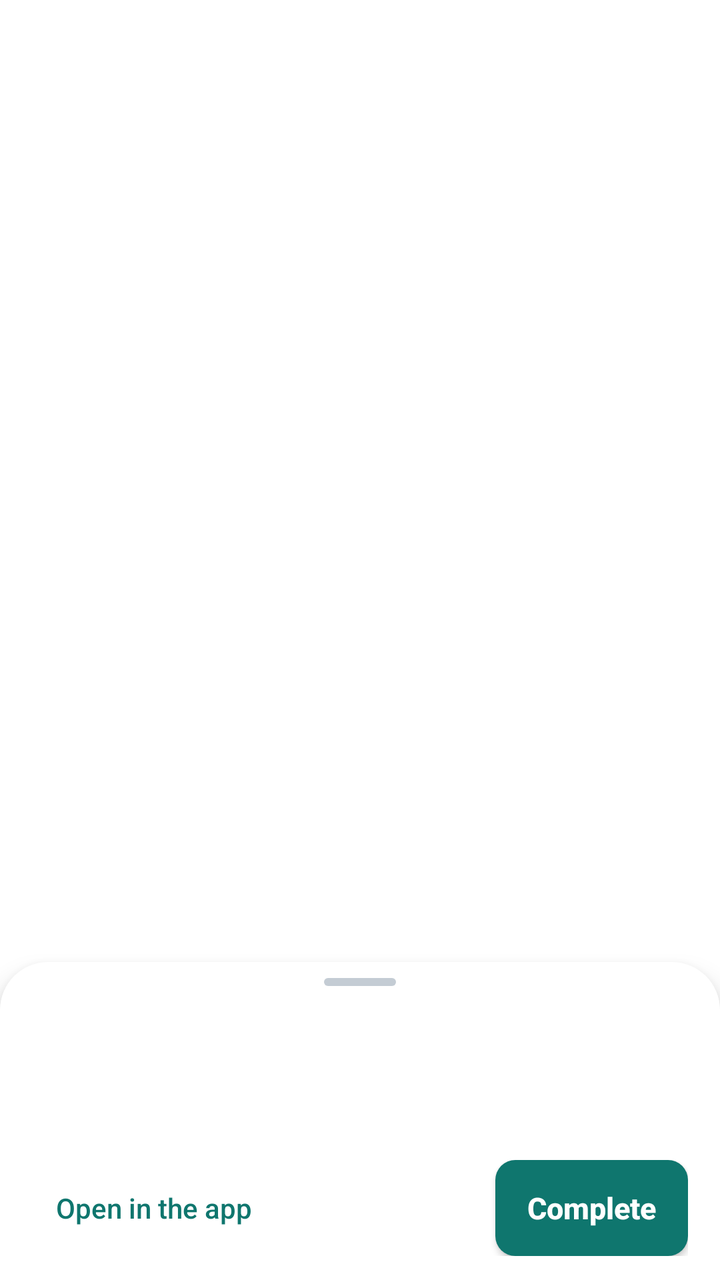
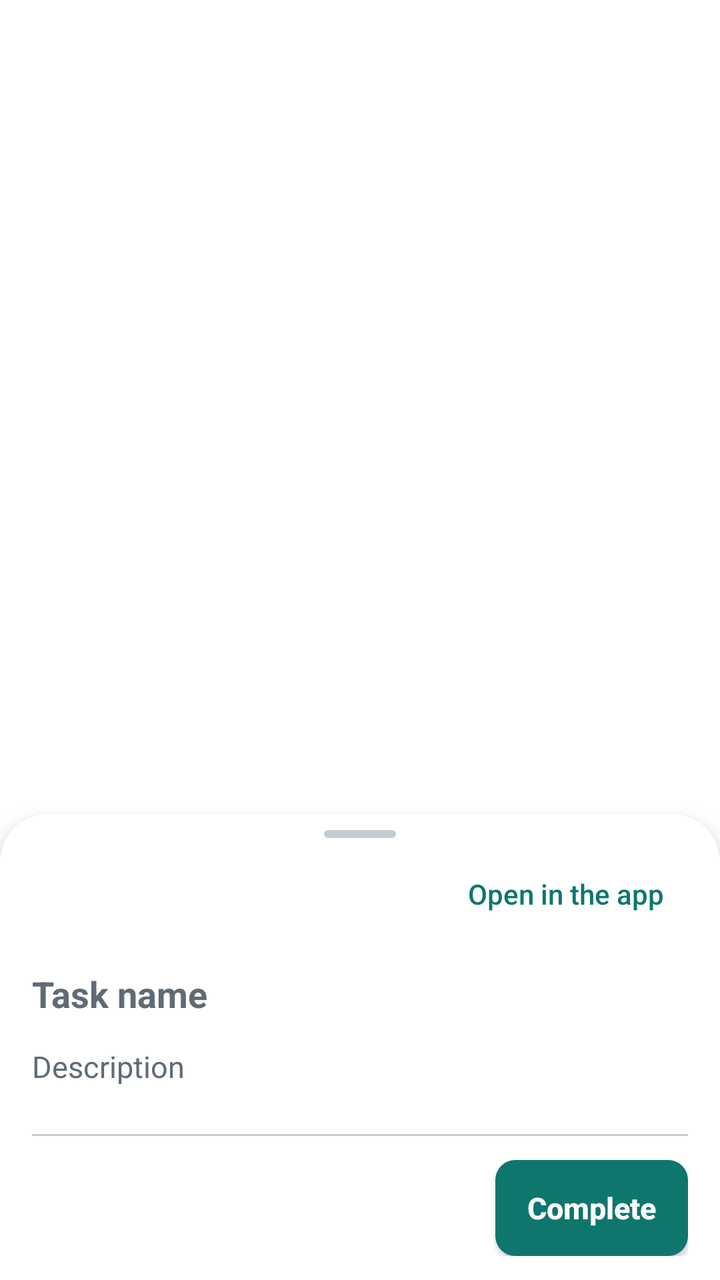

The first picture is an Android layout as it rendered before a commit; the second is the same layout after the commit. The layout source and the unified diff follow.
<!-- AndroidManifest.xml: activity theme Theme.Tickory.QuickAdd -->
<!-- res/layout/activity_task_popup.xml -->
<?xml version="1.0" encoding="utf-8"?>
<FrameLayout xmlns:android="http://schemas.android.com/apk/res/android"
    xmlns:tools="http://schemas.android.com/tools"
    android:id="@+id/popup_root"
    android:layout_width="match_parent"
    android:layout_height="match_parent"
    android:importantForAccessibility="no"
    tools:ignore="MergeRootFrame">

    <LinearLayout
        android:id="@+id/popup_sheet"
        android:layout_width="match_parent"
        android:layout_height="wrap_content"
        android:layout_gravity="bottom|center_horizontal"
        android:accessibilityPaneTitle="@string/popup_title"
        android:background="@drawable/quick_sheet"
        android:clickable="true"
        android:elevation="8dp"
        android:focusable="false"
        android:orientation="vertical"
        android:paddingStart="16dp"
        android:paddingTop="8dp"
        android:paddingEnd="16dp"
        android:paddingBottom="12dp"
        tools:ignore="UselessParent"
        tools:targetApi="28">

        <View
            android:layout_width="36dp"
            android:layout_height="4dp"
            android:layout_gravity="center_horizontal"
            android:layout_marginBottom="8dp"
            android:background="@drawable/quick_handle"
            android:importantForAccessibility="no" />

        <TextView
            android:id="@+id/popup_content"
            android:layout_width="match_parent"
            android:layout_height="wrap_content"
            android:minHeight="48dp"
            android:paddingTop="8dp"
            android:paddingBottom="4dp"
            android:textColor="@color/text"
            android:textSize="18sp"
            android:textStyle="bold" />

        <TextView
            android:id="@+id/popup_meta"
            android:layout_width="match_parent"
            android:layout_height="wrap_content"
            android:paddingBottom="12dp"
            android:textColor="@color/text_soft"
            android:textSize="14sp" />

        <LinearLayout
            android:layout_width="match_parent"
            android:layout_height="wrap_content"
            android:gravity="center_vertical"
            android:orientation="horizontal">

            <Button
                android:id="@+id/popup_open_app"
                style="?android:attr/borderlessButtonStyle"
                android:layout_width="wrap_content"
                android:layout_height="wrap_content"
                android:minWidth="48dp"
                android:minHeight="48dp"
                android:text="@string/quick_open_app"
                android:textAllCaps="false"
                android:textColor="@color/brand"
                android:textSize="14sp" />

            <Space
                android:layout_width="0dp"
                android:layout_height="0dp"
                android:layout_weight="1" />

            <Button
                android:id="@+id/popup_complete"
                android:layout_width="wrap_content"
                android:layout_height="wrap_content"
                android:background="@drawable/button_primary"
                android:minWidth="96dp"
                android:minHeight="48dp"
                android:paddingStart="16dp"
                android:paddingEnd="16dp"
                android:text="@string/popup_complete"
                android:textAllCaps="false"
                android:textColor="@color/on_brand"
                android:textSize="15sp"
                android:textStyle="bold" />
        </LinearLayout>
    </LinearLayout>
</FrameLayout>
<!-- resources referenced by this layout -->
<resources>
  <color name="brand">#0F766E</color>
  <color name="on_brand">#FFFFFF</color>
  <color name="text">#1C1F23</color>
  <color name="text_soft">#5F6B76</color>
  <!-- drawable button_primary (drawable) -->
  <?xml version="1.0" encoding="utf-8"?>
  <ripple xmlns:android="http://schemas.android.com/apk/res/android"
      android:color="?android:attr/colorControlHighlight">
      <item>
          <shape android:shape="rectangle">
              <corners android:radius="10dp" />
              <solid android:color="@color/brand" />
          </shape>
      </item>
  </ripple>
  <!-- drawable quick_handle (drawable) -->
  <?xml version="1.0" encoding="utf-8"?>
  <shape xmlns:android="http://schemas.android.com/apk/res/android" android:shape="rectangle">
      <corners android:radius="2dp" />
      <solid android:color="@color/quick_stroke" />
      <size android:width="36dp" android:height="4dp" />
  </shape>
  <!-- drawable quick_sheet (drawable) -->
  <?xml version="1.0" encoding="utf-8"?>
  <shape xmlns:android="http://schemas.android.com/apk/res/android" android:shape="rectangle">
      <solid android:color="@color/quick_surface" />
      <corners
          android:topLeftRadius="24dp"
          android:topRightRadius="24dp" />
  </shape>
  <string name="popup_complete">Complete</string>
  <string name="popup_title">Task</string>
  <string name="quick_open_app">Open in the app</string>
  <style name="Theme.Tickory.QuickAdd" parent="android:Theme.Material.Light.NoActionBar">
          <item name="android:colorPrimary">@color/brand</item>
          <item name="android:colorAccent">@color/brand</item>
          <item name="android:textColorPrimary">@color/text</item>
          <item name="android:textColorSecondary">@color/text_soft</item>
          <item name="android:windowIsTranslucent">true</item>
          <item name="android:windowBackground">@android:color/transparent</item>
          <item name="android:windowNoTitle">true</item>
          <item name="android:backgroundDimEnabled">true</item>
          <item name="android:backgroundDimAmount">0.4</item>
          <item name="android:windowAnimationStyle">@android:style/Animation.InputMethod</item>
      </style>
  <color name="quick_stroke">#C4CCD4</color>
  <color name="quick_surface">#FFFFFF</color>
</resources>

<!-- the commit's change to res/layout/activity_task_popup.xml (unified diff, before → after) -->
@@ -29,34 +29,32 @@
             android:layout_width="36dp"
             android:layout_height="4dp"
             android:layout_gravity="center_horizontal"
-            android:layout_marginBottom="8dp"
+            android:layout_marginBottom="4dp"
             android:background="@drawable/quick_handle"
             android:importantForAccessibility="no" />
 
-        <TextView
-            android:id="@+id/popup_content"
-            android:layout_width="match_parent"
-            android:layout_height="wrap_content"
-            android:minHeight="48dp"
-            android:paddingTop="8dp"
-            android:paddingBottom="4dp"
-            android:textColor="@color/text"
-            android:textSize="18sp"
-            android:textStyle="bold" />
-
-        <TextView
-            android:id="@+id/popup_meta"
-            android:layout_width="match_parent"
-            android:layout_height="wrap_content"
-            android:paddingBottom="12dp"
-            android:textColor="@color/text_soft"
-            android:textSize="14sp" />
-
+        
         <LinearLayout
             android:layout_width="match_parent"
             android:layout_height="wrap_content"
             android:gravity="center_vertical"
             android:orientation="horizontal">
+
+            <Button
+                android:id="@+id/popup_project"
+                style="?android:attr/borderlessButtonStyle"
+                android:layout_width="0dp"
+                android:layout_height="wrap_content"
+                android:layout_weight="1"
+                android:ellipsize="end"
+                android:gravity="start|center_vertical"
+                android:maxLines="1"
+                android:minHeight="48dp"
+                android:paddingStart="0dp"
+                android:paddingEnd="8dp"
+                android:textAllCaps="false"
+                android:textColor="@color/text_soft"
+                android:textSize="14sp" />
 
             <Button
                 android:id="@+id/popup_open_app"
@@ -69,11 +67,97 @@
                 android:textAllCaps="false"
                 android:textColor="@color/brand"
                 android:textSize="14sp" />
+        </LinearLayout>
 
-            <Space
+        <ScrollView
+            android:id="@+id/popup_scroll"
+            android:layout_width="match_parent"
+            android:layout_height="wrap_content"
+            android:fillViewport="false">
+
+            <LinearLayout
+                android:layout_width="match_parent"
+                android:layout_height="wrap_content"
+                android:orientation="vertical">
+
+                <EditText
+                    android:id="@+id/popup_content"
+                    android:layout_width="match_parent"
+                    android:layout_height="wrap_content"
+                    android:background="@android:color/transparent"
+                    android:hint="@string/popup_content_hint"
+                    android:imeOptions="actionDone|flagNoExtractUi"
+                    android:importantForAutofill="no"
+                    android:inputType="textCapSentences|textAutoCorrect|textMultiLine"
+                    android:maxLength="4000"
+                    android:minHeight="48dp"
+                    android:paddingTop="8dp"
+                    android:paddingBottom="4dp"
+                    android:textColor="@color/text"
+                    android:textColorHint="@color/text_soft"
+                    android:textSize="18sp"
+                    android:textStyle="bold" />
+
+                <EditText
+                    android:id="@+id/popup_description"
+                    android:layout_width="match_parent"
+                    android:layout_height="wrap_content"
+                    android:background="@android:color/transparent"
+                    android:gravity="top|start"
+                    android:hint="@string/popup_description_hint"
+                    android:imeOptions="flagNoExtractUi"
+                    android:importantForAutofill="no"
+                    android:inputType="textCapSentences|textAutoCorrect|textMultiLine"
+                    android:maxLength="16000"
+                    android:maxLines="8"
+                    android:minHeight="48dp"
+                    android:paddingTop="4dp"
+                    android:paddingBottom="8dp"
+                    android:textColor="@color/text"
+                    android:textColorHint="@color/text_soft"
+                    android:textSize="15sp" />
+
+                <View
+                    android:layout_width="match_parent"
+                    android:layout_height="1dp"
+                    android:layout_marginBottom="4dp"
+                    android:background="@color/quick_stroke"
+                    android:importantForAccessibility="no" />
+
+                
+                <LinearLayout
+                    android:id="@+id/popup_rows"
+                    android:layout_width="match_parent"
+                    android:layout_height="wrap_content"
+                    android:orientation="vertical" />
+
+                <TextView
+                    android:id="@+id/popup_status"
+                    android:layout_width="match_parent"
+                    android:layout_height="wrap_content"
+                    android:accessibilityLiveRegion="polite"
+                    android:paddingTop="8dp"
+                    android:textColor="@color/danger"
+                    android:textSize="14sp"
+                    android:visibility="gone" />
+            </LinearLayout>
+        </ScrollView>
+
+        <LinearLayout
+            android:layout_width="match_parent"
+            android:layout_height="wrap_content"
+            android:layout_marginTop="8dp"
+            android:gravity="center_vertical"
+            android:orientation="horizontal">
+
+            <TextView
+                android:id="@+id/popup_meta"
                 android:layout_width="0dp"
-                android:layout_height="0dp"
-                android:layout_weight="1" />
+                android:layout_height="wrap_content"
+                android:layout_weight="1"
+                android:paddingEnd="8dp"
+                android:textColor="@color/text_soft"
+                android:textSize="13sp" />
 
             <Button
                 android:id="@+id/popup_complete"
<!-- resource entries referenced after the edit -->
@@ -1,6 +1,7 @@
 <!-- resources referenced by this layout -->
 <resources>
   <color name="brand">#0F766E</color>
+  <color name="danger">#B42318</color>
   <color name="on_brand">#FFFFFF</color>
   <color name="text">#1C1F23</color>
   <color name="text_soft">#5F6B76</color>
@@ -31,6 +32,8 @@
           android:topRightRadius="24dp" />
   </shape>
   <string name="popup_complete">Complete</string>
+  <string name="popup_content_hint">Task name</string>
+  <string name="popup_description_hint">Description</string>
   <string name="popup_title">Task</string>
   <string name="quick_open_app">Open in the app</string>
   <style name="Theme.Tickory.QuickAdd" parent="android:Theme.Material.Light.NoActionBar">
